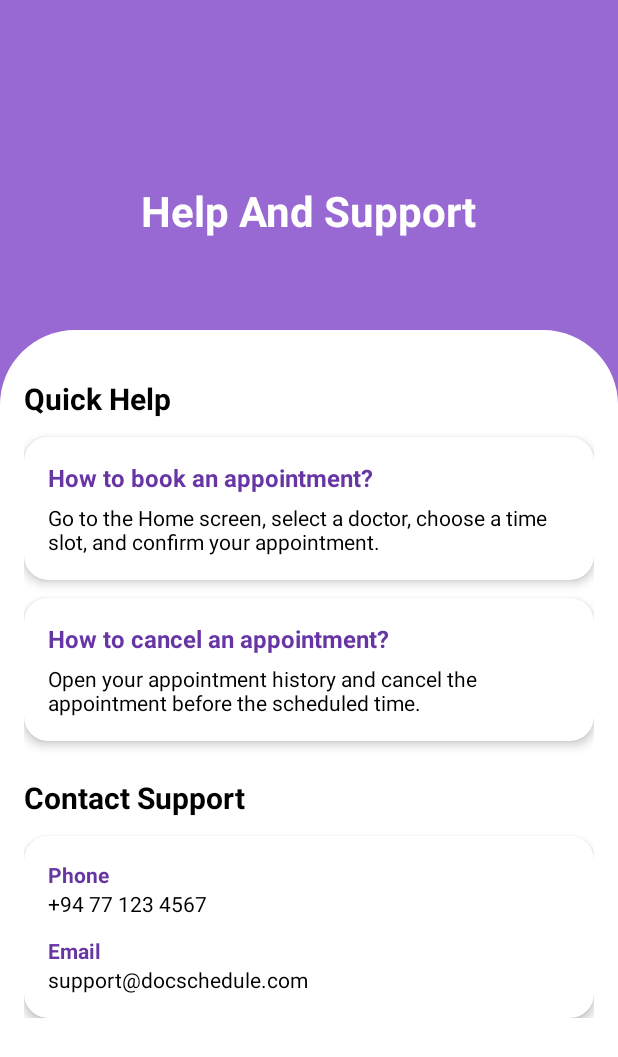
After one commit to ishiniamanda/DocSchedule-App, an Android app built with Jetpack Compose: the HelpActivity screen opened directly, with no data from a screen before it, on a phone screen of 412 x 824 dp. The commit adds this screen. Shown: the top 1057 px of the screen. Run offline under Robolectric (Android 15) with nearby library versions, the phone set to English and light mode, and no system bars.

Commit message:
Finalized the help center page

```diff
--- /dev/null
+++ b/app/src/main/java/com/nibm/docschedule/ui/help/HelpActivity.kt
@@ -0,0 +1,15 @@
+package com.nibm.docschedule.ui.help
+
+import android.os.Bundle
+import androidx.activity.enableEdgeToEdge
+import androidx.appcompat.app.AppCompatActivity
+import androidx.core.view.ViewCompat
+import androidx.core.view.WindowInsetsCompat
+import com.nibm.docschedule.R
+
+class HelpActivity : AppCompatActivity() {
+    override fun onCreate(savedInstanceState: Bundle?) {
+        super.onCreate(savedInstanceState)
+        setContentView(R.layout.activity_help)
+    }
+}
--- a/app/src/main/java/com/nibm/docschedule/ui/main/MainActivity.kt
+++ b/app/src/main/java/com/nibm/docschedule/ui/main/MainActivity.kt
@@ -15,6 +15,8 @@ import android.app.AlertDialog
 import com.google.firebase.auth.FirebaseAuth
 import com.nibm.docschedule.ui.auth.SignupActivity
 import com.nibm.docschedule.ui.contact.ContactActivity
+import com.nibm.docschedule.ui.help.HelpActivity
+
 
 
 
@@ -31,6 +33,8 @@ class MainActivity : BaseActivity() {
         initTopDoctors()
         setupLogout()
         setupContact()
+        setupHelp()
+
 
     }
 
@@ -90,11 +94,13 @@ class MainActivity : BaseActivity() {
         binding.ivContact.setOnClickListener {
             startActivity(Intent(this, ContactActivity::class.java))
         }
+
+
+    }
+    private fun setupHelp() {
+        binding.layoutHelp.setOnClickListener {
+            startActivity(Intent(this, HelpActivity::class.java))
+        }
     }
 
-
-
-
-
-
 }
--- /dev/null
+++ b/app/src/main/res/drawable/ic_baseline_help_center_24.xml
@@ -0,0 +1,9 @@
+<vector xmlns:android="http://schemas.android.com/apk/res/android"
+    android:width="24dp"
+    android:height="24dp"
+    android:viewportWidth="960"
+    android:viewportHeight="960">
+  <path
+      android:pathData="M480,720q21,0 35.5,-14.5T530,670q0,-21 -14.5,-35.5T480,620q-21,0 -35.5,14.5T430,670q0,21 14.5,35.5T480,720ZM444,566h74q0,-36 8,-53t34,-43q35,-35 49.5,-58.5T624,358q0,-53 -36,-85.5T491,240q-55,0 -93.5,27T344,342l66,26q7,-27 28,-43.5t49,-16.5q27,0 45,14.5t18,38.5q0,17 -11,36t-37,42q-33,29 -45.5,55.5T444,566ZM200,840q-33,0 -56.5,-23.5T120,760v-560q0,-33 23.5,-56.5T200,120h560q33,0 56.5,23.5T840,200v560q0,33 -23.5,56.5T760,840L200,840ZM200,760h560v-560L200,200v560ZM200,200v560,-560Z"
+      android:fillColor="#000000"/>
+</vector>
--- /dev/null
+++ b/app/src/main/res/drawable/ic_baseline_records_24.xml
@@ -0,0 +1,9 @@
+<vector xmlns:android="http://schemas.android.com/apk/res/android"
+    android:width="24dp"
+    android:height="24dp"
+    android:viewportWidth="960"
+    android:viewportHeight="960">
+  <path
+      android:pathData="M480,560 L40,320l440,-240 440,240 -440,240ZM480,720L63,493l84,-46 333,182 333,-182 84,46 -417,227ZM480,880L63,653l84,-46 333,182 333,-182 84,46L480,880ZM480,469 L753,320 480,171 207,320 480,469ZM480,320Z"
+      android:fillColor="#000000"/>
+</vector>
--- /dev/null
+++ b/app/src/main/res/layout/activity_help.xml
@@ -0,0 +1,186 @@
+<?xml version="1.0" encoding="utf-8"?>
+<androidx.constraintlayout.widget.ConstraintLayout xmlns:android="http://schemas.android.com/apk/res/android"
+    xmlns:app="http://schemas.android.com/apk/res-auto"
+    xmlns:tools="http://schemas.android.com/tools"
+    android:id="@+id/main"
+    android:layout_width="match_parent"
+    android:layout_height="match_parent"
+    android:background="@color/white"
+    tools:context=".ui.help.HelpActivity">
+
+    <ScrollView
+        android:layout_width="match_parent"
+        android:layout_height="match_parent">
+
+        <LinearLayout
+            android:layout_width="match_parent"
+            android:layout_height="wrap_content"
+            android:orientation="vertical">
+
+            <!-- TOP PURPLE HEADER -->
+            <androidx.constraintlayout.widget.ConstraintLayout
+                android:layout_width="match_parent"
+                android:layout_height="280dp"
+                android:background="@color/purple">
+
+                <TextView
+                    android:layout_width="wrap_content"
+                    android:layout_height="wrap_content"
+                    android:text="Help And Support"
+                    android:textColor="@color/white"
+                    android:textSize="28sp"
+                    android:textStyle="bold"
+                    app:layout_constraintTop_toTopOf="parent"
+                    app:layout_constraintBottom_toBottomOf="parent"
+                    app:layout_constraintStart_toStartOf="parent"
+                    app:layout_constraintEnd_toEndOf="parent" />
+            </androidx.constraintlayout.widget.ConstraintLayout>
+
+            <!-- WHITE CONTENT CONTAINER -->
+            <androidx.constraintlayout.widget.ConstraintLayout
+                android:layout_width="match_parent"
+                android:layout_height="wrap_content"
+                android:layout_marginTop="-60dp"
+                android:background="@drawable/white_bg_top_corner"
+                android:padding="16dp">
+
+                <LinearLayout
+                    android:layout_width="match_parent"
+                    android:layout_height="wrap_content"
+                    android:layout_marginTop="16dp"
+                    android:orientation="vertical"
+                    app:layout_constraintTop_toTopOf="parent"
+                    tools:layout_editor_absoluteX="16dp">
+
+                    <!-- QUICK HELP -->
+                    <TextView
+                        android:layout_width="match_parent"
+                        android:layout_height="wrap_content"
+                        android:text="Quick Help"
+                        android:textColor="@color/black"
+                        android:textSize="20sp"
+                        android:textStyle="bold" />
+
+                    <!-- CARD 1 -->
+                    <androidx.cardview.widget.CardView
+                        android:layout_width="match_parent"
+                        android:layout_height="wrap_content"
+                        android:layout_marginTop="12dp"
+                        app:cardCornerRadius="16dp"
+                        app:cardElevation="4dp">
+
+                        <LinearLayout
+                            android:layout_width="match_parent"
+                            android:layout_height="wrap_content"
+                            android:orientation="vertical"
+                            android:padding="16dp">
+
+                            <TextView
+                                android:layout_width="match_parent"
+                                android:layout_height="wrap_content"
+                                android:text="How to book an appointment?"
+                                android:textColor="@color/darkPurple"
+                                android:textSize="16sp"
+                                android:textStyle="bold" />
+
+                            <TextView
+                                android:layout_width="match_parent"
+                                android:layout_height="wrap_content"
+                                android:layout_marginTop="6dp"
+                                android:text="Go to the Home screen, select a doctor, choose a time slot, and confirm your appointment."
+                                android:textColor="@color/black" />
+                        </LinearLayout>
+                    </androidx.cardview.widget.CardView>
+
+                    <!-- CARD 2 -->
+                    <androidx.cardview.widget.CardView
+                        android:layout_width="match_parent"
+                        android:layout_height="wrap_content"
+                        android:layout_marginTop="12dp"
+                        app:cardCornerRadius="16dp"
+                        app:cardElevation="4dp">
+
+                        <LinearLayout
+                            android:layout_width="match_parent"
+                            android:layout_height="wrap_content"
+                            android:orientation="vertical"
+                            android:padding="16dp">
+
+                            <TextView
+                                android:layout_width="match_parent"
+                                android:layout_height="wrap_content"
+                                android:text="How to cancel an appointment?"
+                                android:textColor="@color/darkPurple"
+                                android:textSize="16sp"
+                                android:textStyle="bold" />
+
+                            <TextView
+                                android:layout_width="match_parent"
+                                android:layout_height="wrap_content"
+                                android:layout_marginTop="6dp"
+                                android:text="Open your appointment history and cancel the appointment before the scheduled time."
+                                android:textColor="@color/black" />
+                        </LinearLayout>
+                    </androidx.cardview.widget.CardView>
+
+                    <!-- CONTACT SUPPORT -->
+                    <TextView
+                        android:layout_width="match_parent"
+                        android:layout_height="wrap_content"
+                        android:layout_marginTop="24dp"
+                        android:text="Contact Support"
+                        android:textColor="@color/black"
+                        android:textSize="20sp"
+                        android:textStyle="bold" />
+
+                    <!-- SUPPORT CARD -->
+                    <androidx.cardview.widget.CardView
+                        android:layout_width="match_parent"
+                        android:layout_height="wrap_content"
+                        android:layout_marginTop="12dp"
+                        app:cardCornerRadius="16dp"
+                        app:cardElevation="4dp">
+
+                        <LinearLayout
+                            android:layout_width="match_parent"
+                            android:layout_height="wrap_content"
+                            android:orientation="vertical"
+                            android:padding="16dp">
+
+                            <TextView
+                                android:layout_width="match_parent"
+                                android:layout_height="wrap_content"
+                                android:text="Phone"
+                                android:textColor="@color/darkPurple"
+                                android:textStyle="bold" />
+
+                            <TextView
+                                android:layout_width="match_parent"
+                                android:layout_height="wrap_content"
+                                android:layout_marginBottom="12dp"
+                                android:text="+94 77 123 4567"
+                                android:textColor="@color/black" />
+
+                            <TextView
+                                android:layout_width="match_parent"
+                                android:layout_height="wrap_content"
+                                android:text="Email"
+                                android:textColor="@color/darkPurple"
+                                android:textStyle="bold" />
+
+                            <TextView
+                                android:layout_width="match_parent"
+                                android:layout_height="wrap_content"
+                                android:text="support@docschedule.com"
+                                android:textColor="@color/black" />
+                        </LinearLayout>
+                    </androidx.cardview.widget.CardView>
+
+                </LinearLayout>
+
+            </androidx.constraintlayout.widget.ConstraintLayout>
+
+        </LinearLayout>
+    </ScrollView>
+
+</androidx.constraintlayout.widget.ConstraintLayout>
--- a/app/src/main/res/layout/activity_main.xml
+++ b/app/src/main/res/layout/activity_main.xml
@@ -268,6 +268,7 @@
 
                 <!-- Button 3 -->
                 <LinearLayout
+                    android:id="@+id/layoutHelp"
                     android:layout_width="0dp"
                     android:layout_height="match_parent"
                     android:layout_weight="0.25"
@@ -275,18 +276,19 @@
                     android:orientation="vertical">
 
                     <ImageView
+                        android:id="@+id/ivHelp"
                         android:layout_width="22dp"
                         android:layout_height="22dp"
                         android:layout_gravity="center"
                         android:layout_marginTop="8dp"
-                        app:srcCompat="@drawable/btn_3"
+                        app:srcCompat="@drawable/ic_baseline_help_center_24"
                         app:tint="@color/black" />
 
                     <TextView
                         android:layout_width="match_parent"
                         android:layout_height="wrap_content"
                         android:layout_marginTop="4dp"
-                        android:text="Settings"
+                        android:text="Help"
                         android:textAlignment="center"
                         android:textColor="@color/black"
                         android:textSize="10sp" />
```
Also changed, not shown: app/src/main/AndroidManifest.xml (+6 -3 lines).
